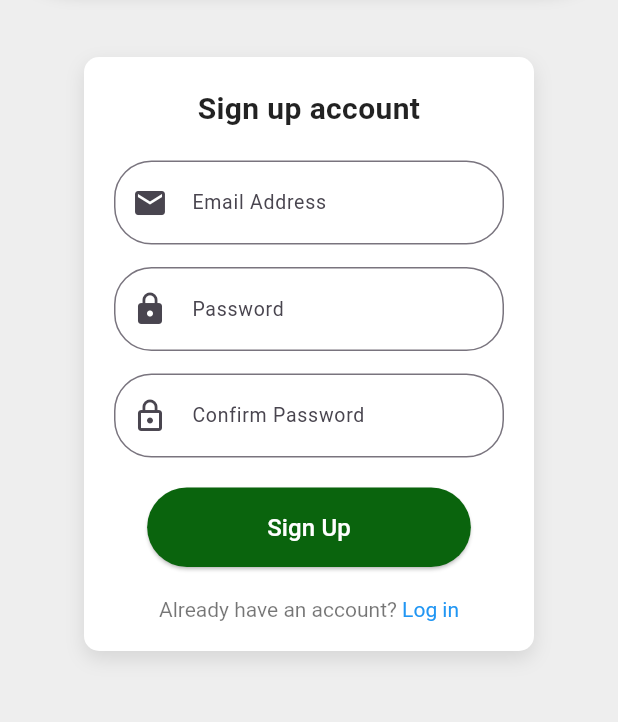
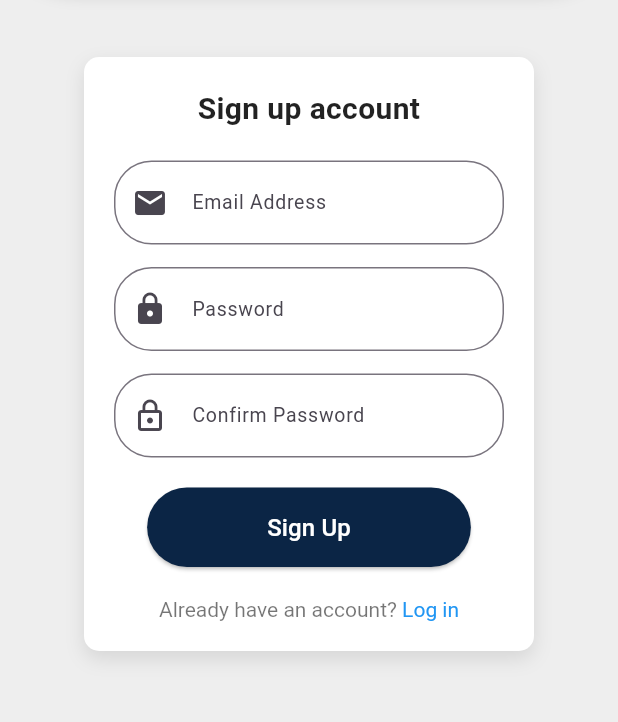
Before and after one commit to iZilchi/Quiz-Whiz, a Flutter app: the SignUpPage screen opened directly, on a phone screen of 412 x 824 dp, the part 288-1010 px from its top. Run offline on Flutter 3.47's test engine with Material 3 defaults, Android fonts, the light colour scheme and no system bars; our stand-ins replace cloud_firestore, firebase_auth, firebase_core, flip_card, flutter_riverpod, google_fonts and 2 more; accounts and stored records are empty.

Commit message:
Update signup_page.dart

```diff
--- a/lib/pages/signup_page.dart
+++ b/lib/pages/signup_page.dart
@@ -223,7 +223,7 @@ class _SignUpPageState extends State<SignUpPage> {
                           child: ElevatedButton(
                             onPressed: isLoading ? null : () => signUp(context),
                             style: ElevatedButton.styleFrom(
-                              backgroundColor: const Color.fromARGB(255, 10, 100, 13),
+                              backgroundColor: const Color.fromARGB(255, 11, 37, 69),
                               padding: const EdgeInsets.symmetric(horizontal: 80, vertical: 15),
                               shape: RoundedRectangleBorder(
                                 borderRadius: BorderRadius.circular(30),
```
